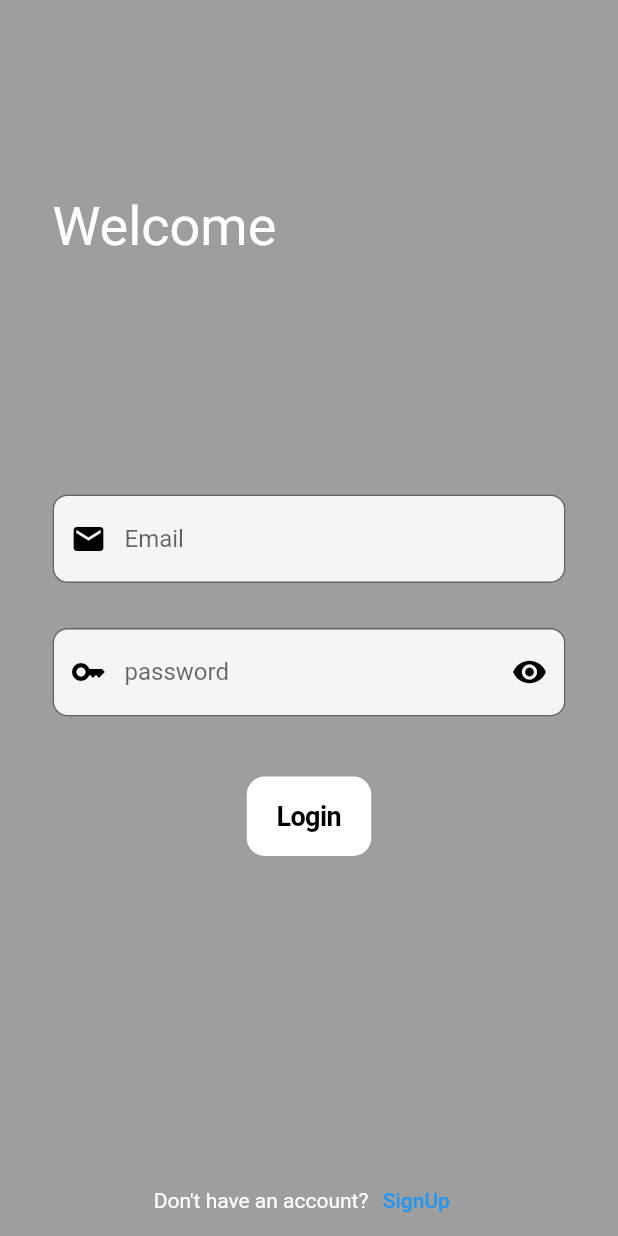
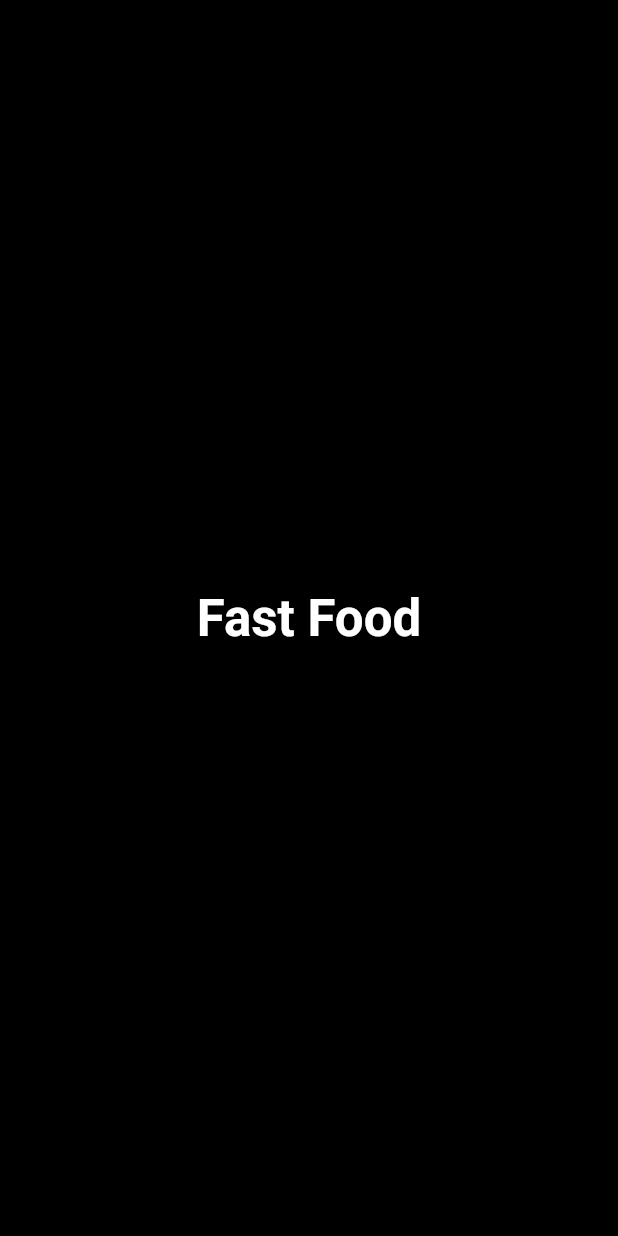
Before and after one commit to fenil07/flutter, a Flutter app: the first screen one second after launch, on a phone screen of 412 x 824 dp. Run offline on Flutter 3.47's test engine with Material 2 defaults, Android fonts, the light colour scheme and no system bars; our stand-ins replace cloud_firestore, firebase_auth, firebase_core; accounts and stored records are empty.

Commit message:
splash screen

```diff
--- /dev/null
+++ b/lib/SplashScreen.dart
@@ -0,0 +1,38 @@
+import 'dart:async';
+
+import 'package:flutter/cupertino.dart';
+import 'package:flutter/material.dart';
+import 'package:log_demo/login.dart';
+
+class SplashScreen extends StatefulWidget {
+  const SplashScreen({Key? key}) : super(key: key);
+
+  @override
+  State<SplashScreen> createState() => _SplashScreenState();
+}
+
+class _SplashScreenState extends State<SplashScreen> {
+  @override
+  void initState() {
+    super.initState();
+    Timer(Duration(seconds: 3), () {
+      Navigator.pushReplacement(
+          context, MaterialPageRoute(builder: (context) => Login()));
+    });
+  }
+
+  @override
+  Widget build(BuildContext context) {
+    return Scaffold(
+      body: Container(
+        color: Colors.black,
+        child: Center(
+            child: Text(
+          "Fast Food",
+          style: TextStyle(
+              fontWeight: FontWeight.w700, fontSize: 34, color: Colors.white),
+        )),
+      ),
+    );
+  }
+}
--- a/lib/login.dart
+++ b/lib/login.dart
@@ -24,8 +24,6 @@ class _LoginState extends State<Login> {
   void checkvalues(){
     String email=emailController.text.trim();
     String password=passController.text.trim();
-   // Navigator.push(context, MaterialPageRoute(builder: (context) =>
-    //    Home(),));
     if(email==""||password==""){
       ScaffoldMessenger.of(context).showSnackBar(SnackBar(
           content: Text("Please fill all fields")));
@@ -131,7 +129,9 @@ class _LoginState extends State<Login> {
                           color: Colors.white,
                           child: Text("Login",style: TextStyle(fontWeight: FontWeight.bold,fontSize: 18,color: Colors.black),),
                           onPressed: (){
-                            checkvalues();
+                            Navigator.push(context, MaterialPageRoute(builder: (context) =>
+                               Home(),));
+                            //checkvalues();
                           }),
                       SizedBox(height: 40,),
                     ],
--- a/lib/main.dart
+++ b/lib/main.dart
@@ -1,5 +1,7 @@
+
 import 'package:firebase_core/firebase_core.dart';
 import 'package:flutter/material.dart';
+import 'package:log_demo/SplashScreen.dart';
 import 'package:log_demo/home.dart';
 import 'package:log_demo/login.dart';
 import 'package:log_demo/register.dart';
@@ -9,8 +11,9 @@ void main() async{
   await Firebase.initializeApp();
   runApp(MaterialApp(
     debugShowCheckedModeBanner: false,
-    initialRoute: 'login',
+    initialRoute: 'SplashScreen',
     routes: {
+      'SplashScreen':(context) => SplashScreen(),
      'login':(context) => Login(),
      'register':(context) => Register(),
      'home':(context) => Home(),
--- a/lib/profile.dart
+++ b/lib/profile.dart
@@ -7,7 +7,7 @@ class profile extends StatelessWidget {
   @override
   Widget build(BuildContext context) {
     return Scaffold(
-      backgroundColor: Color(0xFF232227),
+      backgroundColor: Color(0xFF464445),
       body: Center(
         child: Stack(
             children: [
@@ -20,7 +20,7 @@ class profile extends StatelessWidget {
                       height: MediaQuery.of(context).size.width * 0.74,
                       decoration: BoxDecoration(
                           borderRadius: BorderRadius.circular(15),
-                          color: Colors.black87
+                          color: Colors.black54
                       ),
                       child: Column(
                         children: [
@@ -30,7 +30,7 @@ class profile extends StatelessWidget {
                             children: [
                               Padding(
                                 padding: const EdgeInsets.all(8.0),
-                                child: Text("UserName",style: myStyle(),),
+                                child: Text("User Name",style: myStyle(),),
                               ),
                               Padding(
                                 padding: const EdgeInsets.all(8.0),
--- a/lib/textStyle.dart
+++ b/lib/textStyle.dart
@@ -2,11 +2,12 @@ import 'dart:ui';
 
 import 'package:flutter/material.dart';
 
+Color color = Colors.white;
 
 TextStyle myStyle(){
   return TextStyle(fontSize: 18, color: Colors.white, fontWeight: FontWeight.w400);
 }
-Color color = Colors.white;
+
 TextStyle headStyle(color){
   return TextStyle(fontSize: 34, fontWeight: FontWeight.bold, color: color);
 }
```
Also changed, not shown: lib/detail.dart (+60 -50 lines), lib/home.dart (+4 -6 lines).
